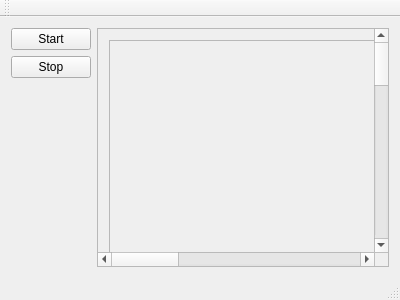
ByteSyze/VDSL, file vdsl.ui: the form before one commit.
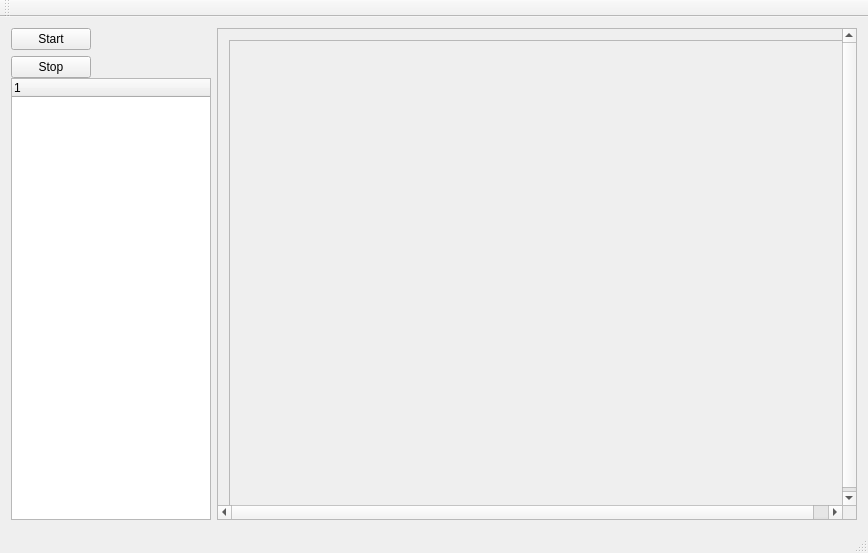
The form after the commit.

Commit message: Add new modules, add initial drag code for module list

Diff of the .ui file:
```diff
--- a/vdsl.ui
+++ b/vdsl.ui
@@ -6,17 +6,17 @@
    <rect>
     <x>0</x>
     <y>0</y>
-    <width>400</width>
-    <height>300</height>
+    <width>868</width>
+    <height>553</height>
    </rect>
   </property>
   <property name="windowTitle">
    <string>VDSL</string>
   </property>
   <widget class="QWidget" name="centralWidget">
-   <layout class="QGridLayout" name="gridLayout_2">
-    <item row="0" column="0">
-     <layout class="QVBoxLayout" name="verticalLayoutControls" stretch="0">
+   <layout class="QHBoxLayout" name="horizontalLayout">
+    <item>
+     <layout class="QVBoxLayout" name="verticalLayoutControls" stretch="0,0">
       <property name="spacing">
        <number>0</number>
       </property>
@@ -56,12 +56,39 @@
         </item>
        </layout>
       </item>
+      <item>
+       <widget class="QTreeWidget" name="moduleTree">
+        <property name="minimumSize">
+         <size>
+          <width>200</width>
+          <height>0</height>
+         </size>
+        </property>
+        <property name="maximumSize">
+         <size>
+          <width>300</width>
+          <height>16777215</height>
+         </size>
+        </property>
+        <column>
+         <property name="text">
+          <string notr="true">1</string>
+         </property>
+        </column>
+       </widget>
+      </item>
      </layout>
     </item>
-    <item row="0" column="4">
+    <item>
      <layout class="QVBoxLayout" name="verticalLayout">
       <item>
        <widget class="QScrollArea" name="scrollArea">
+        <property name="minimumSize">
+         <size>
+          <width>640</width>
+          <height>480</height>
+         </size>
+        </property>
         <property name="widgetResizable">
          <bool>true</bool>
         </property>
@@ -70,10 +97,16 @@
           <rect>
            <x>0</x>
            <y>0</y>
-           <width>1018</width>
-           <height>1018</height>
+           <width>640</width>
+           <height>480</height>
           </rect>
          </property>
+         <property name="minimumSize">
+          <size>
+           <width>640</width>
+           <height>480</height>
+          </size>
+         </property>
          <layout class="QGridLayout" name="gridLayout">
           <item row="0" column="0">
            <widget class="QFrame" name="frame">
```
Left out of the diff: 8 changed lines with no effect on the pictures. The commit also changes 19 other files.
